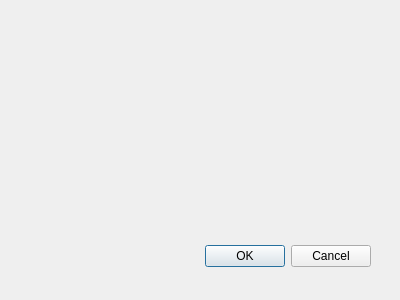
First picture: the form in optionsdialog.ui, repository HMKRL/pd2-Taiko, before the edit.
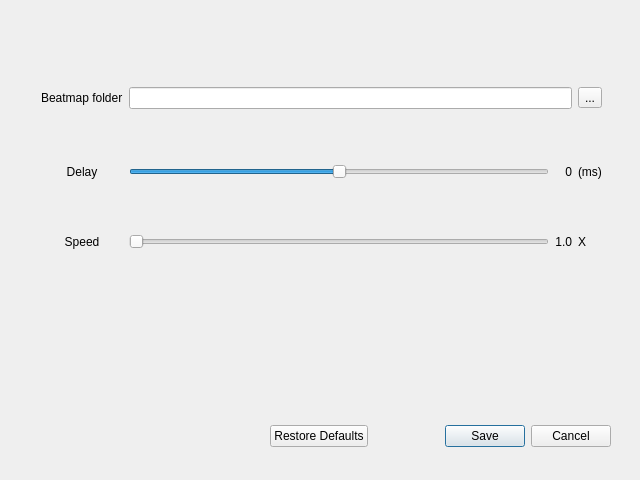
Second picture: the form after the edit.

Commit message: Finished options dialog

```diff
--- a/optionsdialog.ui
+++ b/optionsdialog.ui
@@ -8,8 +8,8 @@
    <rect>
     <x>0</x>
     <y>0</y>
-    <width>400</width>
-    <height>300</height>
+    <width>640</width>
+    <height>480</height>
    </rect>
   </property>
   <property name="windowTitle">
@@ -18,8 +18,8 @@
   <widget name="buttonBox" class="QDialogButtonBox">
    <property name="geometry">
     <rect>
-     <x>30</x>
-     <y>240</y>
+     <x>270</x>
+     <y>420</y>
      <width>341</width>
      <height>32</height>
     </rect>
@@ -28,9 +28,127 @@
     <enum>Qt::Horizontal</enum>
    </property>
    <property name="standardButtons">
-    <set>QDialogButtonBox::Cancel|QDialogButtonBox::Ok</set>
+    <set>QDialogButtonBox::Cancel|QDialogButtonBox::RestoreDefaults|QDialogButtonBox::Save</set>
    </property>
   </widget>
+  <widget class="QWidget" name="">
+   <property name="geometry">
+    <rect>
+     <x>41</x>
+     <y>38</y>
+     <width>561</width>
+     <height>261</height>
+    </rect>
+   </property>
+   <layout class="QGridLayout" name="gridLayout">
+    <item row="1" column="3">
+     <widget class="QLabel" name="label_6">
+      <property name="text">
+       <string>(ms)</string>
+      </property>
+     </widget>
+    </item>
+    <item row="1" column="1">
+     <widget class="QSlider" name="DelaySlider">
+      <property name="minimum">
+       <number>-1000</number>
+      </property>
+      <property name="maximum">
+       <number>1000</number>
+      </property>
+      <property name="sliderPosition">
+       <number>0</number>
+      </property>
+      <property name="orientation">
+       <enum>Qt::Horizontal</enum>
+      </property>
+     </widget>
+    </item>
+    <item row="0" column="0">
+     <widget class="QLabel" name="label">
+      <property name="text">
+       <string>Beatmap folder</string>
+      </property>
+     </widget>
+    </item>
+    <item row="0" column="3">
+     <widget class="QToolButton" name="toolButton">
+      <property name="text">
+       <string>...</string>
+      </property>
+     </widget>
+    </item>
+    <item row="0" column="1" colspan="2">
+     <widget class="QLineEdit" name="lineEdit"/>
+    </item>
+    <item row="1" column="2">
+     <widget class="QLabel" name="label_4">
+      <property name="text">
+       <string>0</string>
+      </property>
+      <property name="alignment">
+       <set>Qt::AlignRight|Qt::AlignTrailing|Qt::AlignVCenter</set>
+      </property>
+     </widget>
+    </item>
+    <item row="2" column="0">
+     <widget class="QLabel" name="label_3">
+      <property name="text">
+       <string>Speed</string>
+      </property>
+      <property name="alignment">
+       <set>Qt::AlignCenter</set>
+      </property>
+     </widget>
+    </item>
+    <item row="2" column="2">
+     <widget class="QLabel" name="label_5">
+      <property name="text">
+       <string>1.0</string>
+      </property>
+      <property name="alignment">
+       <set>Qt::AlignRight|Qt::AlignTrailing|Qt::AlignVCenter</set>
+      </property>
+     </widget>
+    </item>
+    <item row="1" column="0">
+     <widget class="QLabel" name="label_2">
+      <property name="text">
+       <string>Delay</string>
+      </property>
+      <property name="alignment">
+       <set>Qt::AlignCenter</set>
+      </property>
+     </widget>
+    </item>
+    <item row="2" column="3">
+     <widget class="QLabel" name="label_7">
+      <property name="text">
+       <string>X</string>
+      </property>
+     </widget>
+    </item>
+    <item row="2" column="1">
+     <widget class="QSlider" name="Speedslider">
+      <property name="minimum">
+       <number>10</number>
+      </property>
+      <property name="maximum">
+       <number>50</number>
+      </property>
+      <property name="singleStep">
+       <number>1</number>
+      </property>
+      <property name="value">
+       <number>10</number>
+      </property>
+      <property name="orientation">
+       <enum>Qt::Horizontal</enum>
+      </property>
+     </widget>
+    </item>
+   </layout>
+  </widget>
  </widget>
  <pixmapfunction/>
  <resources/>
```
Left out of the diff: 9 changed lines with no effect on the pictures. The commit also changes 11 other files.
